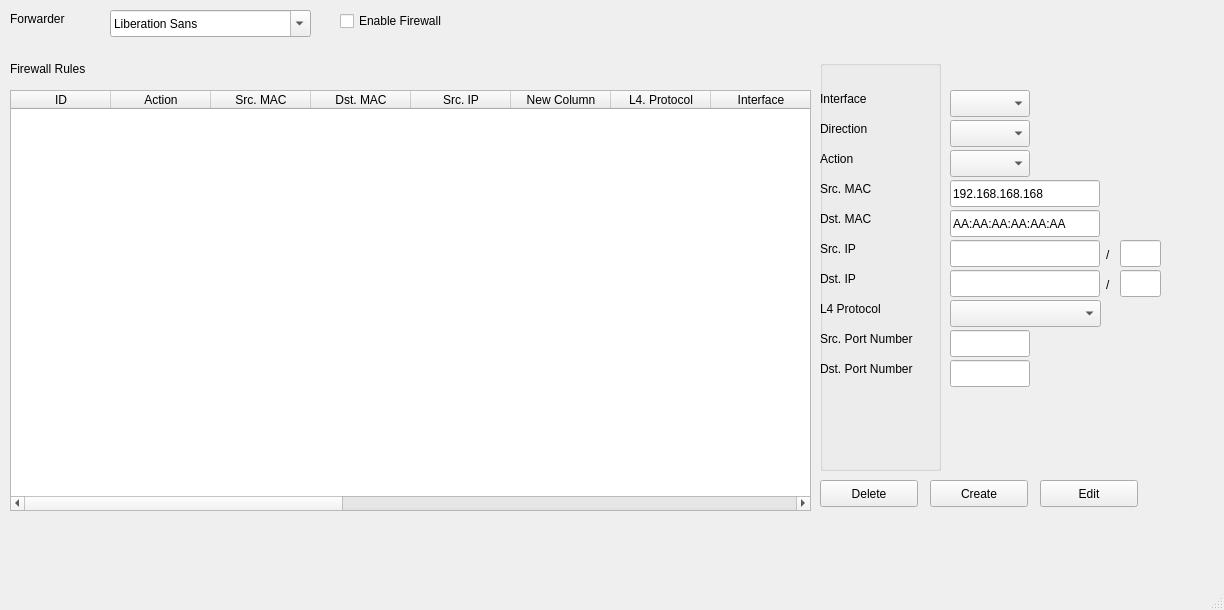
Above: code/APP_GUI/gui.ui from aks-2017/semestralne-zadania-semestralne-zadanie-74148-74196-65786 before the change. Below: the same form after it.
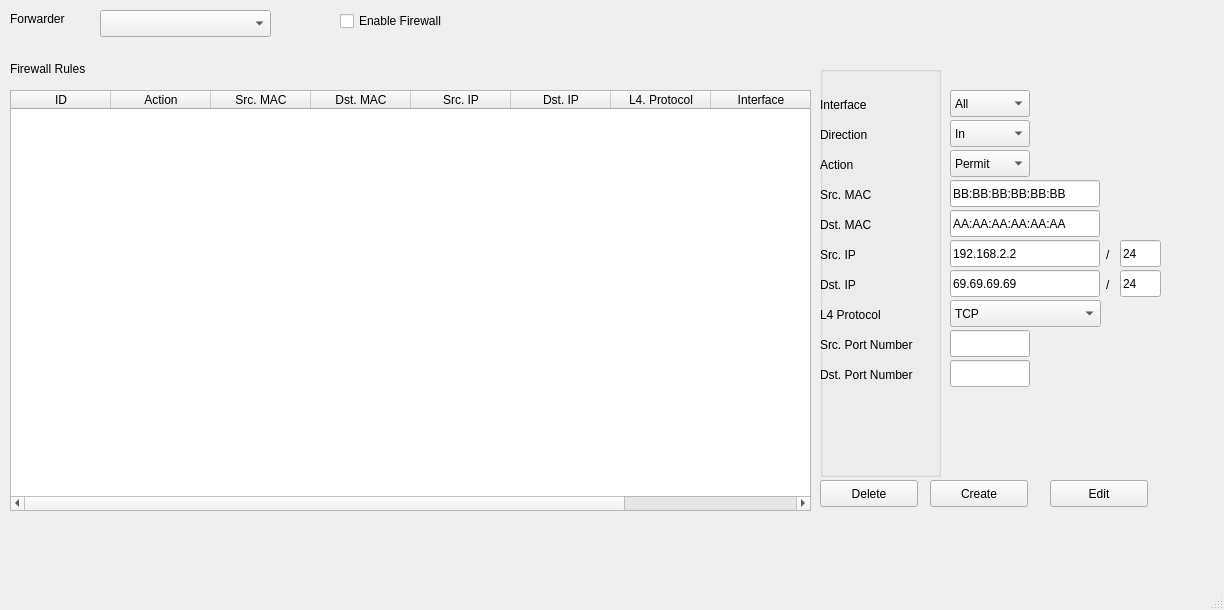
That is the form after the change.

Commit message: rename default name of Gui objects add options to guiDirection combo box add options to guiAction

Diff of the .ui file:
```diff
--- a/code/APP_GUI/gui.ui
+++ b/code/APP_GUI/gui.ui
@@ -27,16 +27,6 @@
      <string>Delete</string>
     </property>
    </widget>
-   <widget class="QFontComboBox" name="guiCbForwarder">
-    <property name="geometry">
-     <rect>
-      <x>110</x>
-      <y>10</y>
-      <width>201</width>
-      <height>27</height>
-     </rect>
-    </property>
-   </widget>
    <widget class="QLabel" name="label">
     <property name="geometry">
      <rect>
@@ -73,7 +63,7 @@
      </rect>
     </property>
     <property name="columnCount">
-     <number>17</number>
+     <number>9</number>
     </property>
     <column>
      <property name="text">
@@ -102,7 +92,7 @@
     </column>
     <column>
      <property name="text">
-      <string>New Column</string>
+      <string>Dst. IP</string>
      </property>
     </column>
     <column>
@@ -120,14 +110,6 @@
       <string>Direction</string>
      </property>
     </column>
-    <column/>
-    <column/>
-    <column/>
-    <column/>
-    <column/>
-    <column/>
-    <column/>
-    <column/>
    </widget>
    <widget class="QLabel" name="label_5">
     <property name="geometry">
@@ -146,7 +128,7 @@
     <property name="geometry">
      <rect>
       <x>820</x>
-      <y>60</y>
+      <y>66</y>
       <width>121</width>
       <height>411</height>
      </rect>
@@ -314,7 +296,7 @@
    <widget class="QPushButton" name="pushButton_2">
     <property name="geometry">
      <rect>
-      <x>1040</x>
+      <x>1050</x>
       <y>480</y>
       <width>98</width>
       <height>27</height>
@@ -333,6 +315,11 @@
       <height>27</height>
      </rect>
     </property>
+    <item>
+     <property name="text">
+      <string>All</string>
+     </property>
+    </item>
    </widget>
    <widget class="QComboBox" name="comboBox_2">
     <property name="geometry">
@@ -343,6 +330,16 @@
       <height>27</height>
      </rect>
     </property>
+    <item>
+     <property name="text">
+      <string>In</string>
+     </property>
+    </item>
+    <item>
+     <property name="text">
+      <string>Out</string>
+     </property>
+    </item>
    </widget>
    <widget class="QComboBox" name="comboBox_3">
     <property name="geometry">
@@ -353,6 +350,16 @@
       <height>27</height>
      </rect>
     </property>
+    <item>
+     <property name="text">
+      <string>Permit</string>
+     </property>
+    </item>
+    <item>
+     <property name="text">
+      <string>Deny</string>
+     </property>
+    </item>
    </widget>
    <widget class="QLineEdit" name="lineEdit">
     <property name="geometry">
@@ -364,7 +371,7 @@
      </rect>
     </property>
     <property name="text">
-     <string>192.168.168.168</string>
+     <string>BB:BB:BB:BB:BB:BB</string>
     </property>
    </widget>
    <widget class="QLineEdit" name="lineEdit_2">
@@ -389,6 +396,9 @@
       <height>27</height>
      </rect>
     </property>
+    <property name="text">
+     <string>192.168.2.2</string>
+    </property>
    </widget>
    <widget class="QLineEdit" name="lineEdit_4">
     <property name="geometry">
@@ -399,6 +409,9 @@
       <height>27</height>
      </rect>
     </property>
+    <property name="text">
+     <string>69.69.69.69</string>
+    </property>
    </widget>
    <widget class="QComboBox" name="comboBox_4">
     <property name="geometry">
@@ -409,6 +422,21 @@
       <height>27</height>
      </rect>
     </property>
+    <item>
+     <property name="text">
+      <string>TCP</string>
+     </property>
+    </item>
+    <item>
+     <property name="text">
+      <string>UDP</string>
+     </property>
+    </item>
+    <item>
+     <property name="text">
+      <string>ICMP</string>
+     </property>
+    </item>
    </widget>
    <widget class="QLineEdit" name="lineEdit_6">
     <property name="geometry">
@@ -439,6 +467,9 @@
       <height>27</height>
      </rect>
     </property>
+    <property name="text">
+     <string>24</string>
+    </property>
    </widget>
    <widget class="QLabel" name="label_14">
     <property name="geometry">
@@ -462,6 +493,9 @@
       <height>27</height>
      </rect>
     </property>
+    <property name="text">
+     <string>24</string>
+    </property>
    </widget>
    <widget class="QLabel" name="label_15">
     <property name="geometry">
@@ -476,6 +510,16 @@
      <string>/</string>
     </property>
    </widget>
+   <widget class="QComboBox" name="guiCbForwarder">
+    <property name="geometry">
+     <rect>
+      <x>100</x>
+      <y>10</y>
+      <width>171</width>
+      <height>27</height>
+     </rect>
+    </property>
+   </widget>
   </widget>
   <widget class="QMenuBar" name="menubar">
    <property name="geometry">
```
Left out of the diff: 30 changed lines with no effect on the pictures. The commit also changes 2 other files.
